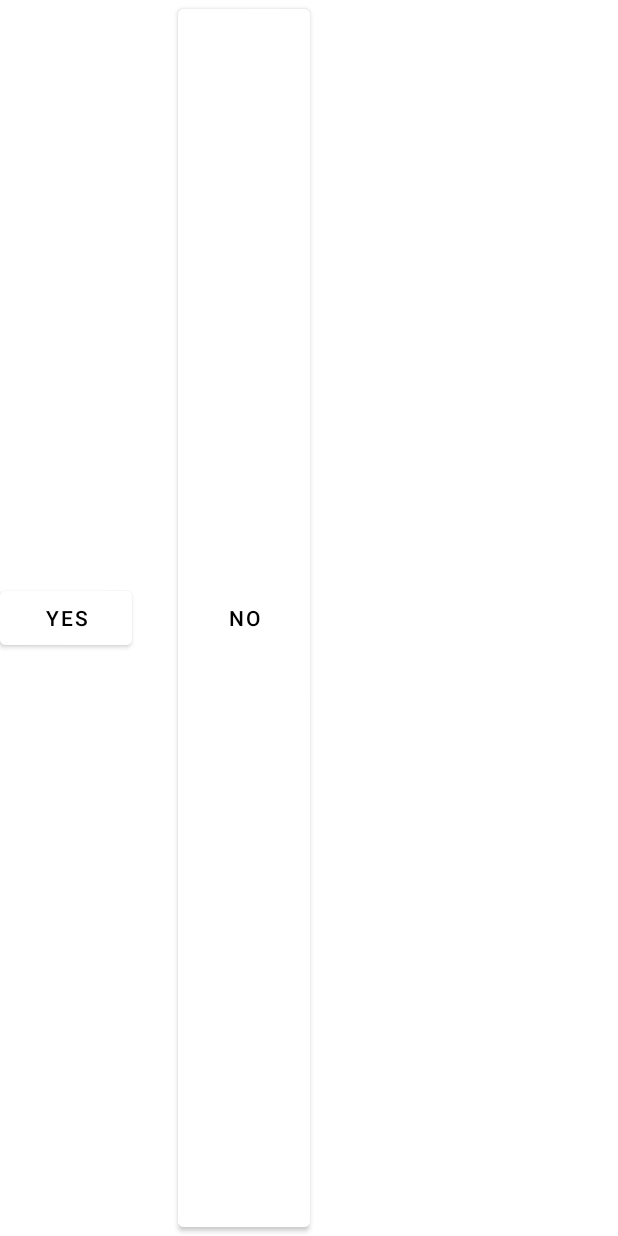
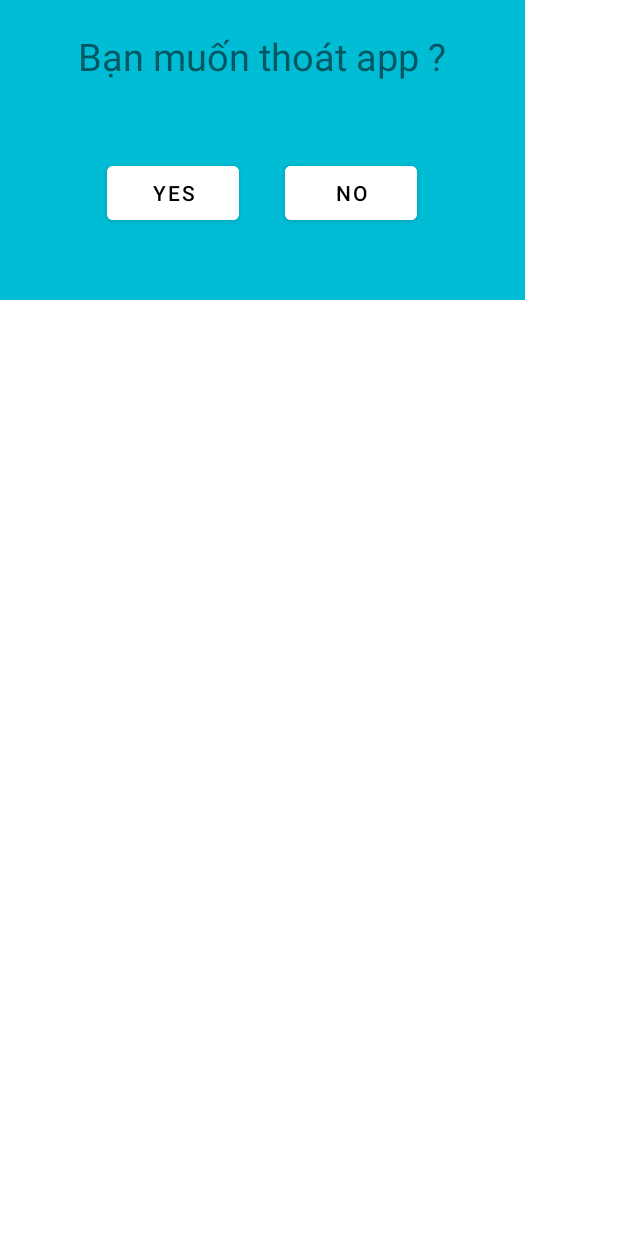
Before and after one commit to longhuynh1103/QLSinhVien, an Android app: the layout dialogexit.xml on its own in the app's theme, with its tools: preview values and no code run, on a phone screen of 412 x 824 dp. Run offline under Robolectric (Android 15) with nearby library versions, the phone set to English and light mode, and no system bars.

Commit message:
Realease Code

```diff
--- a/app/src/main/java/com/example/qlsinhvien/ActivityAddStudent.java
+++ b/app/src/main/java/com/example/qlsinhvien/ActivityAddStudent.java
@@ -81,7 +81,7 @@ public class ActivityAddStudent extends AppCompatActivity {
                 }
 
                 if(name.equals("") || code.equals("") || birthday.equals("") || sex.equals("")){
-                    Toast.makeText(ActivityAddStudent.this,"Did not enter enough information",Toast.LENGTH_SHORT).show();
+                    Toast.makeText(ActivityAddStudent.this,"Nhập không đủ thông tin",Toast.LENGTH_SHORT).show();
                 }
                 else {
                     Student student = CreatStudent(id_subject);
@@ -92,7 +92,7 @@ public class ActivityAddStudent extends AppCompatActivity {
                     //finish();
                     intent.putExtra("id_subject",id_subject);
                     startActivity(intent);
-                    Toast.makeText(ActivityAddStudent.this,"more success",Toast.LENGTH_SHORT).show();
+                    Toast.makeText(ActivityAddStudent.this,"Thêm thành công",Toast.LENGTH_SHORT).show();
                 }
             }
         });
--- a/app/src/main/java/com/example/qlsinhvien/ActivityAddSubjects.java
+++ b/app/src/main/java/com/example/qlsinhvien/ActivityAddSubjects.java
@@ -66,7 +66,7 @@ public class ActivityAddSubjects extends AppCompatActivity {
                 String place = edtPlace.getText().toString();
 
                 if(subjecttitle.equals("") || credits.equals("") || time.equals("") || place.equals("")){
-                    Toast.makeText(ActivityAddSubjects.this,"Did not enter enough information",Toast.LENGTH_SHORT).show();
+                    Toast.makeText(ActivityAddSubjects.this,"Nhập không đủ thông tin",Toast.LENGTH_SHORT).show();
                 }
                 else {
                     Subject subject = CreatSubject();
@@ -76,7 +76,7 @@ public class ActivityAddSubjects extends AppCompatActivity {
                     Intent intent = new Intent(ActivityAddSubjects.this,ActivitySubjects.class);
                     //finish();
                     startActivity(intent);
-                    Toast.makeText(ActivityAddSubjects.this,"more success",Toast.LENGTH_SHORT).show();
+                    Toast.makeText(ActivityAddSubjects.this,"Thêm thành công",Toast.LENGTH_SHORT).show();
                 }
             }
         });
--- a/app/src/main/java/com/example/qlsinhvien/ActivityInformationStudent.java
+++ b/app/src/main/java/com/example/qlsinhvien/ActivityInformationStudent.java
@@ -27,10 +27,10 @@ public class ActivityInformationStudent extends AppCompatActivity {
         String name = intent.getStringExtra("name");
         String sex = intent.getStringExtra("sex");
         String code = intent.getStringExtra("code");
-        String birhday = intent.getStringExtra("birthday");
+        String birthday = intent.getStringExtra("birthday");
 
         edtCode.setText(code);
-        edtBirthday.setText(birhday);
+        edtBirthday.setText(birthday);
         edtSex.setText(sex);
         edtName.setText(name);
     }
--- a/app/src/main/java/com/example/qlsinhvien/ActivityUpdateStudent.java
+++ b/app/src/main/java/com/example/qlsinhvien/ActivityUpdateStudent.java
@@ -91,7 +91,7 @@ public class ActivityUpdateStudent extends AppCompatActivity {
                 Student student = updateStudent();
 
                 if(name.equals("") || code.equals("") || birthday.equals("") ){
-                    Toast.makeText(ActivityUpdateStudent.this,"Did not enter enough information",Toast.LENGTH_SHORT).show();
+                    Toast.makeText(ActivityUpdateStudent.this,"Nhập không đủ thông tin",Toast.LENGTH_SHORT).show();
                 }
                 else {
                     database.UpdateStudent(student,id);
@@ -99,7 +99,7 @@ public class ActivityUpdateStudent extends AppCompatActivity {
                     Intent intent = new Intent(ActivityUpdateStudent.this,ActivityStudent.class);
                     intent.putExtra("id_subject",id_subject);
                     startActivity(intent);
-                    Toast.makeText(ActivityUpdateStudent.this,"more success",Toast.LENGTH_SHORT).show();
+                    Toast.makeText(ActivityUpdateStudent.this,"Cập nhật thành công",Toast.LENGTH_SHORT).show();
                 }
             }
         });
--- a/app/src/main/java/com/example/qlsinhvien/ActivityUpdateSubject.java
+++ b/app/src/main/java/com/example/qlsinhvien/ActivityUpdateSubject.java
@@ -82,7 +82,7 @@ public class ActivityUpdateSubject extends AppCompatActivity {
                 Subject subject = updatesubject();
 
                 if(subjecttitle.equals("") || credits.equals("") || time.equals("") || place.equals("")){
-                    Toast.makeText(ActivityUpdateSubject.this,"Did not enter enough information",Toast.LENGTH_SHORT).show();
+                    Toast.makeText(ActivityUpdateSubject.this,"Nhập không đủ thông tin",Toast.LENGTH_SHORT).show();
                 }
                 else {
 
@@ -91,7 +91,7 @@ public class ActivityUpdateSubject extends AppCompatActivity {
                     Intent intent = new Intent(ActivityUpdateSubject.this,ActivitySubjects.class);
 
                     startActivity(intent);
-                    Toast.makeText(ActivityUpdateSubject.this,"more success",Toast.LENGTH_SHORT).show();
+                    Toast.makeText(ActivityUpdateSubject.this,"Cập nhật thành công",Toast.LENGTH_SHORT).show();
                 }
             }
         });
--- a/app/src/main/res/layout/dialogexit.xml
+++ b/app/src/main/res/layout/dialogexit.xml
@@ -1,8 +1,23 @@
 <?xml version="1.0" encoding="utf-8"?>
-<LinearLayout xmlns:android="http://schemas.android.com/apk/res/android"
+<LinearLayout
+    xmlns:android="http://schemas.android.com/apk/res/android"
+    android:layout_width="350dp"
+    android:orientation="vertical"
+    android:background="#00BCD4"
+    android:layout_height="200dp">
+    <TextView
+        android:gravity="center"
+        android:textSize="25sp"
+        android:layout_marginTop="20dp"
+        android:text="Bạn muốn thoát app ?"
         android:layout_width="match_parent"
-    android:layout_height="match_parent">
-
+        android:layout_height="wrap_content"></TextView>
+    <LinearLayout
+        android:gravity="center"
+        android:layout_marginTop="50dp"
+        android:orientation="horizontal"
+        android:layout_width="match_parent"
+        android:layout_height="wrap_content">
         <Button
             android:backgroundTint="#FFFFFF"
             android:textColor="#000000"
@@ -20,3 +35,4 @@
             android:layout_width="wrap_content"
             android:layout_height="match_parent"></Button>
     </LinearLayout>
+</LinearLayout>
--- a/app/src/main/res/values/themes.xml
+++ b/app/src/main/res/values/themes.xml
@@ -1,6 +1,6 @@
 <resources xmlns:tools="http://schemas.android.com/tools">
     <!-- Base application theme. -->
-    <style name="Theme.QLSinhVien" parent="Theme.MaterialComponents.DayNight.DarkActionBar">
+    <style name="Theme.QLSinhVien" parent="Theme.MaterialComponents.DayNight.NoActionBar">
         <!-- Primary brand color. -->
         <item name="colorPrimary">@color/purple_500</item>
         <item name="colorPrimaryVariant">@color/purple_700</item>
```
Also changed, not shown: app/src/main/res/layout/dialoginformation.xml (+42 -5 lines). Lines whose indentation alone changed are shown as unchanged.
